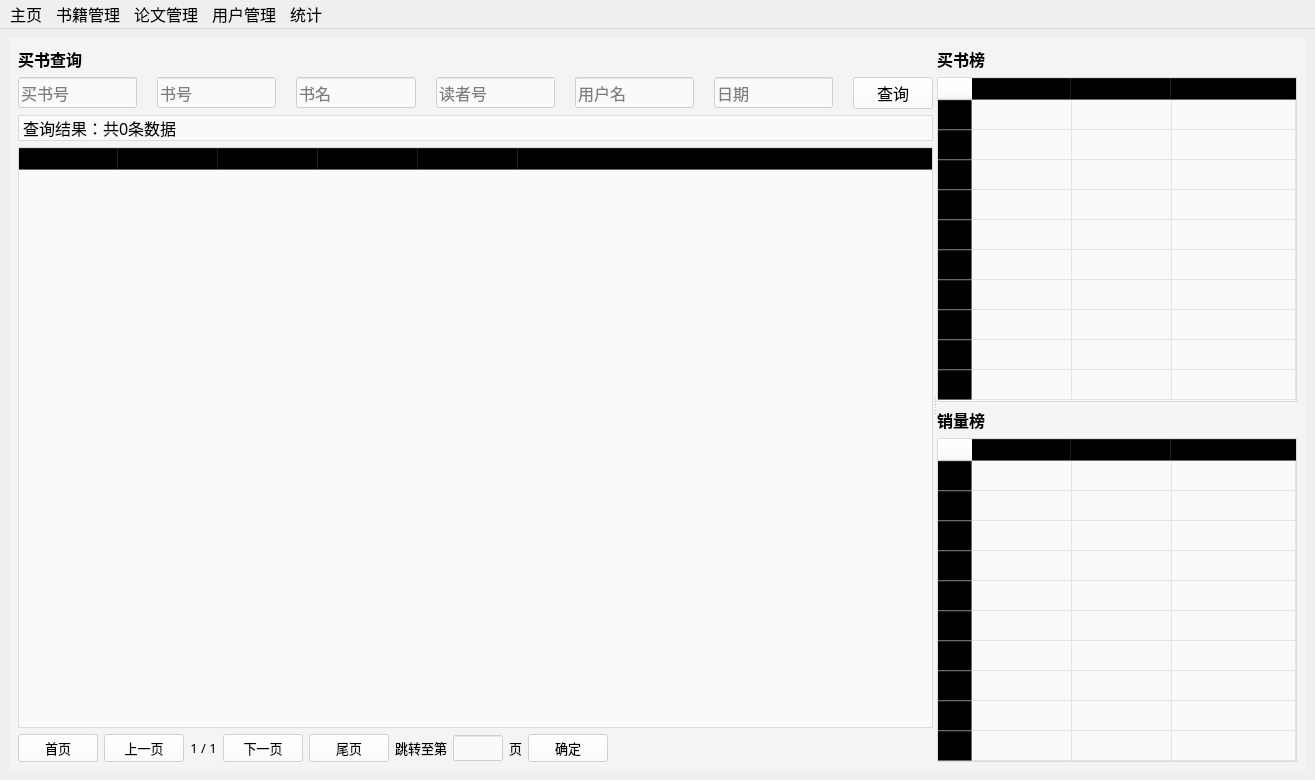
Old version of the form admin/frontend/mainWin.ui in the repository sophiefy/WHU-MMS.
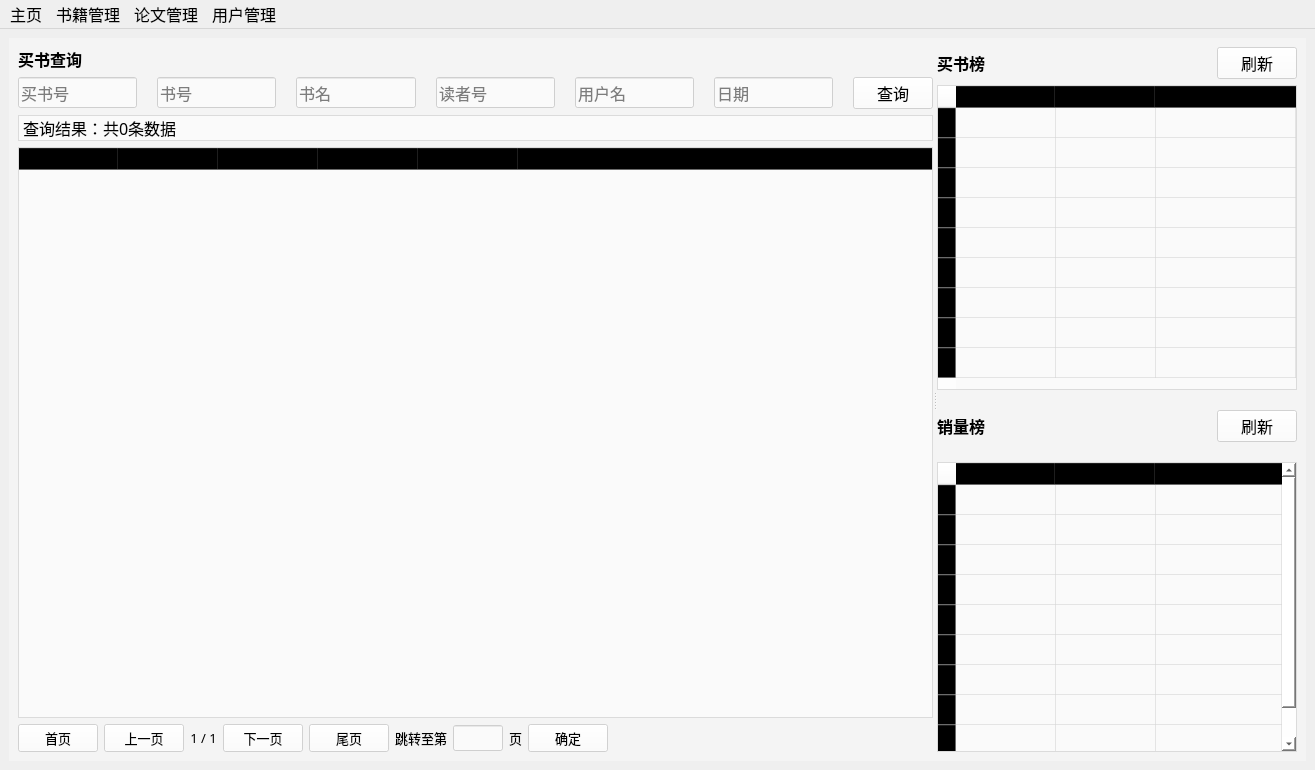
New version of the form. The open tabs and pages were chosen to show the change. Icons and pictures are not drawn.

Diff of the .ui file:
```diff
--- a/admin/frontend/mainWin.ui
+++ b/admin/frontend/mainWin.ui
@@ -7,7 +7,7 @@
     <x>0</x>
     <y>0</y>
     <width>1315</width>
-    <height>780</height>
+    <height>770</height>
    </rect>
   </property>
   <property name="font">
@@ -1054,14 +1054,14 @@
       <widget class="QWidget" name="pageBuyer">
        <layout class="QHBoxLayout" name="horizontalLayout_12">
         <item>
-         <widget class="QSplitter" name="splitter">
+         <widget class="QSplitter" name="splitter_2">
           <property name="styleSheet">
            <string notr="true">background-color: rgba(255, 255, 255, 0);</string>
           </property>
           <property name="orientation">
            <enum>Qt::Horizontal</enum>
           </property>
-          <widget class="QWidget" name="">
+          <widget class="QWidget" name="layoutWidget">
            <layout class="QVBoxLayout" name="verticalLayout_7">
             <item>
              <widget class="QLabel" name="label_26">
@@ -1465,26 +1465,62 @@
            </layout>
           </widget>
           <widget class="QWidget" name="">
-           <layout class="QVBoxLayout" name="verticalLayout_10">
+           <layout class="QVBoxLayout" name="verticalLayout_12">
             <property name="spacing">
-             <number>6</number>
+             <number>20</number>
             </property>
             <item>
              <layout class="QVBoxLayout" name="verticalLayout_9">
+              <property name="spacing">
+               <number>6</number>
+              </property>
               <item>
-               <widget class="QLabel" name="label_48">
-                <property name="font">
-                 <font>
-                  <family>微软雅黑</family>
-                  <pointsize>12</pointsize>
-                  <weight>75</weight>
-                  <bold>true</bold>
-                 </font>
-                </property>
-                <property name="text">
-                 <string>买书榜</string>
-                </property>
-               </widget>
+               <layout class="QHBoxLayout" name="horizontalLayout_7">
+                <item>
+                 <widget class="QLabel" name="label_48">
+                  <property name="font">
+                   <font>
+                    <family>微软雅黑</family>
+                    <pointsize>12</pointsize>
+                    <weight>75</weight>
+                    <bold>true</bold>
+                   </font>
+                  </property>
+                  <property name="text">
+                   <string>买书榜</string>
+                  </property>
+                 </widget>
+                </item>
+                <item>
+                 <spacer name="horizontalSpacer_8">
+                  <property name="orientation">
+                   <enum>Qt::Horizontal</enum>
+                  </property>
+                  <property name="sizeHint" stdset="0">
+                   <size>
+                    <width>40</width>
+                    <height>20</height>
+                   </size>
+                  </property>
+                 </spacer>
+                </item>
+                <item>
+                 <widget class="QPushButton" name="freshBookFanBtn">
+                  <property name="font">
+                   <font>
+                    <family>微软雅黑</family>
+                    <pointsize>12</pointsize>
+                   </font>
+                  </property>
+                  <property name="styleSheet">
+                   <string notr="true">background-color: rgba(255, 255, 255, 150);</string>
+                  </property>
+                  <property name="text">
+                   <string>刷新</string>
+                  </property>
+                 </widget>
+                </item>
+               </layout>
               </item>
               <item>
                <widget class="QTableWidget" name="bookFanTbl">
@@ -1541,37 +1577,32 @@
                 </row>
                 <row>
                  <property name="text">
-                  <string>     4</string>
+                  <string>4</string>
                  </property>
                 </row>
                 <row>
                  <property name="text">
-                  <string>     5</string>
+                  <string>5</string>
                  </property>
                 </row>
                 <row>
                  <property name="text">
-                  <string>     6</string>
+                  <string>6</string>
                  </property>
                 </row>
                 <row>
                  <property name="text">
-                  <string>     7</string>
+                  <string>7</string>
                  </property>
                 </row>
                 <row>
                  <property name="text">
-                  <string>     8</string>
+                  <string>8</string>
                  </property>
                 </row>
                 <row>
                  <property name="text">
-                  <string>     9</string>
-                 </property>
-                </row>
-                <row>
-                 <property name="text">
-                  <string>     10</string>
+                  <string>10</string>
                  </property>
                 </row>
                 <column>
@@ -1594,21 +1625,54 @@
              </layout>
             </item>
             <item>
-             <layout class="QVBoxLayout" name="verticalLayout_8">
+             <layout class="QVBoxLayout" name="verticalLayout_10">
               <item>
-               <widget class="QLabel" name="label_49">
-                <property name="font">
-                 <font>
-                  <family>微软雅黑</family>
-                  <pointsize>12</pointsize>
-                  <weight>75</weight>
-                  <bold>true</bold>
-                 </font>
-                </property>
-                <property name="text">
-                 <string>销量榜</string>
-                </property>
-               </widget>
+               <layout class="QHBoxLayout" name="horizontalLayout_9">
+                <item>
+                 <widget class="QLabel" name="label_49">
+                  <property name="font">
+                   <font>
+                    <family>微软雅黑</family>
+                    <pointsize>12</pointsize>
+                    <weight>75</weight>
+                    <bold>true</bold>
+                   </font>
+                  </property>
+                  <property name="text">
+                   <string>销量榜</string>
+                  </property>
+                 </widget>
+                </item>
+                <item>
+                 <spacer name="horizontalSpacer_11">
+                  <property name="orientation">
+                   <enum>Qt::Horizontal</enum>
+                  </property>
+                  <property name="sizeHint" stdset="0">
+                   <size>
+                    <width>40</width>
+                    <height>20</height>
+                   </size>
+                  </property>
+                 </spacer>
+                </item>
+                <item>
+                 <widget class="QPushButton" name="freshBestSellerBtn">
+                  <property name="font">
+                   <font>
+                    <family>微软雅黑</family>
+                    <pointsize>12</pointsize>
+                   </font>
+                  </property>
+                  <property name="styleSheet">
+                   <string notr="true">background-color: rgba(255, 255, 255, 150);</string>
+                  </property>
+                  <property name="text">
+                   <string>刷新</string>
+                  </property>
+                 </widget>
+                </item>
+               </layout>
               </item>
               <item>
                <widget class="QTableWidget" name="bestSellerTbl">
@@ -1659,37 +1723,32 @@
                 </row>
                 <row>
                  <property name="text">
-                  <string>     4</string>
+                  <string>4</string>
                  </property>
                 </row>
                 <row>
                  <property name="text">
-                  <string>     5</string>
+                  <string>5</string>
                  </property>
                 </row>
                 <row>
                  <property name="text">
-                  <string>     6</string>
+                  <string>6</string>
                  </property>
                 </row>
                 <row>
                  <property name="text">
-                  <string>     7</string>
+                  <string>7</string>
                  </property>
                 </row>
                 <row>
                  <property name="text">
-                  <string>     8</string>
+                  <string>8</string>
                  </property>
                 </row>
                 <row>
                  <property name="text">
-                  <string>     9</string>
-                 </property>
-                </row>
-                <row>
-                 <property name="text">
-                  <string>     10</string>
+                  <string>10</string>
                  </property>
                 </row>
                 <column>
@@ -2315,14 +2374,14 @@
       <widget class="QWidget" name="pageUpload">
        <layout class="QHBoxLayout" name="horizontalLayout_15">
         <item>
-         <widget class="QSplitter" name="splitter_2">
+         <widget class="QSplitter" name="splitter">
           <property name="styleSheet">
            <string notr="true">background-color: rgba(255, 255, 255, 0);</string>
           </property>
           <property name="orientation">
            <enum>Qt::Horizontal</enum>
           </property>
-          <widget class="QWidget" name="">
+          <widget class="QWidget" name="layoutWidget">
            <layout class="QVBoxLayout" name="verticalLayout_11">
             <item>
              <widget class="QLabel" name="label_50">
@@ -2723,10 +2782,7 @@
            </layout>
           </widget>
           <widget class="QWidget" name="">
-           <layout class="QVBoxLayout" name="verticalLayout_12">
-            <property name="spacing">
-             <number>6</number>
-            </property>
+           <layout class="QVBoxLayout" name="verticalLayout_8">
             <item>
              <widget class="QLabel" name="label_53">
               <property name="font">
@@ -3564,18 +3620,6 @@
     <addaction name="actionCuser"/>
     <addaction name="actionRuser"/>
    </widget>
-   <widget class="QMenu" name="menuStats">
-    <property name="font">
-     <font>
-      <family>微软雅黑</family>
-      <pointsize>12</pointsize>
-     </font>
-    </property>
-    <property name="title">
-     <string>统计</string>
-    </property>
-    <addaction name="actionStats"/>
-   </widget>
    <widget class="QMenu" name="menu">
     <property name="title">
      <string>主页</string>
@@ -3587,7 +3631,6 @@
    <addaction name="menuBook"/>
    <addaction name="menuPaper"/>
    <addaction name="menuUser"/>
-   <addaction name="menuStats"/>
   </widget>
   <action name="actionCbook">
    <property name="text">
```
Left out of the diff: 526 changed lines with no effect on the pictures.
